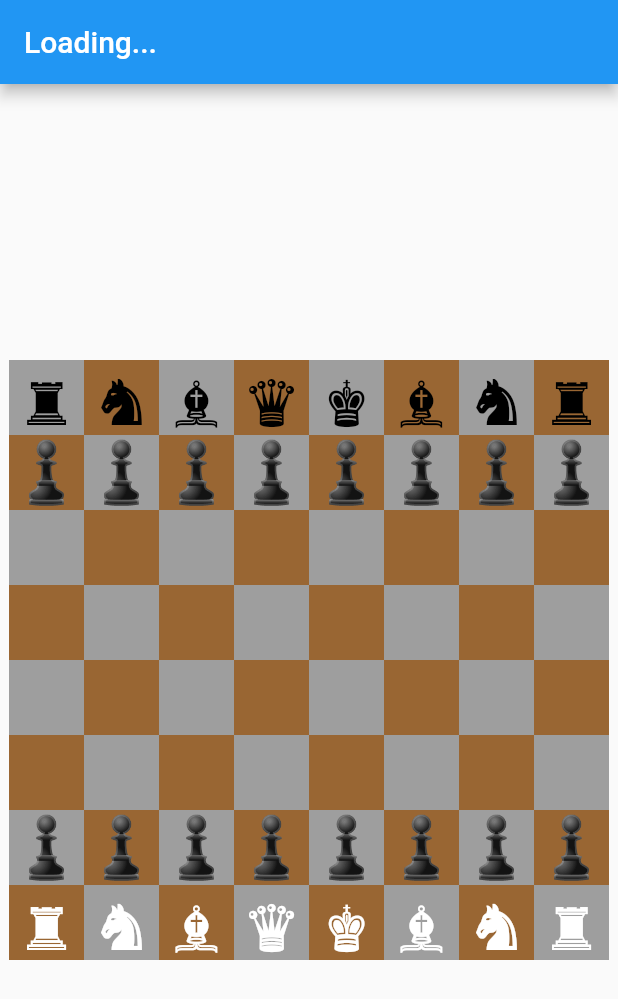
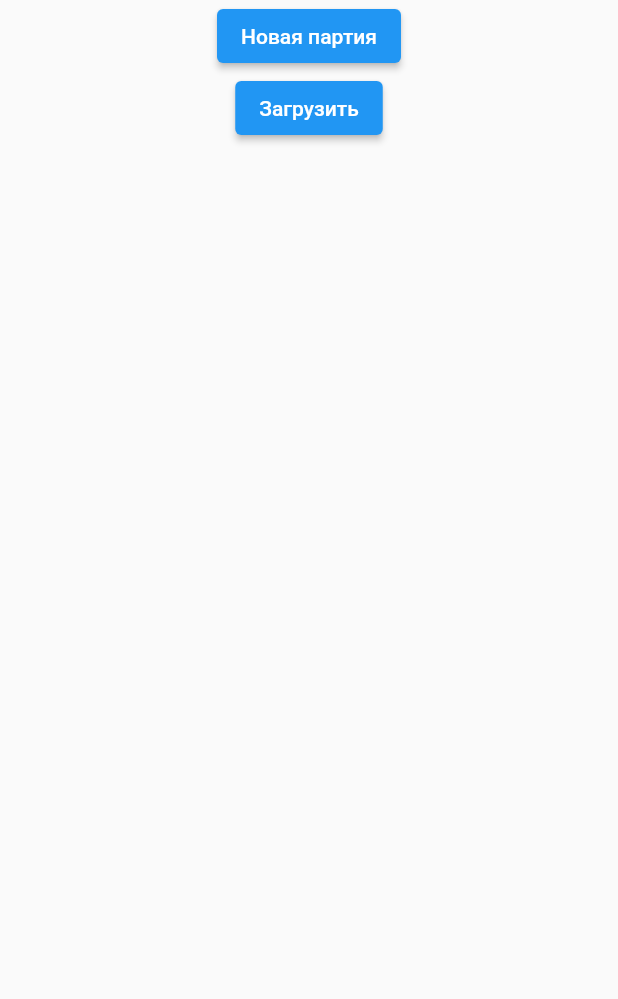
Before and after one commit to KakaVin/chess_offline, a Flutter app: the screen it shows after launch, on a phone screen of 412 x 824 dp. Shown: the top 999 px of the screen. Run offline on Flutter 3.47's test engine with Material 2 defaults, Android fonts, the phone set to English and light mode, and no system bars.

Commit message:
подготовка к навигации

```diff
--- a/lib/main.dart
+++ b/lib/main.dart
@@ -1,6 +1,6 @@
 import 'package:chess_offline/Boards/board_factory.dart';
-import 'package:chess_offline/game_provider.dart';
-import 'package:chess_offline/ui/game_page.dart';
+import 'package:chess_offline/provider/game_provider.dart';
+import 'package:chess_offline/ui/menu_page.dart';
 import 'package:flutter/material.dart';
 import 'package:provider/provider.dart';
 
@@ -23,10 +23,10 @@ class MyApp extends StatelessWidget {
   @override
   Widget build(BuildContext context) {
     return MaterialApp(
-        title: 'Flutter Demo',
+        title: 'chess',
         theme: ThemeData(
           primarySwatch: Colors.blue,
         ),
-        home: GameWidget());
+        home: const MenuPage());
   }
 }
--- a/lib/ui/game_page.dart
+++ b/lib/ui/game_page.dart
@@ -1,9 +1,9 @@
-import 'package:chess_offline/game_provider.dart';
+import 'package:chess_offline/provider/game_provider.dart';
 import 'package:flutter/material.dart';
 import 'package:provider/provider.dart';
 
-class GameWidget extends StatelessWidget {
-  const GameWidget({Key? key}) : super(key: key);
+class GamePage extends StatelessWidget {
+  const GamePage({Key? key}) : super(key: key);
 
   @override
   Widget build(BuildContext context) {
--- /dev/null
+++ b/lib/ui/menu_page.dart
@@ -0,0 +1,24 @@
+import 'package:flutter/material.dart';
+
+class MenuPage extends StatelessWidget{
+  const MenuPage({Key? key}) : super(key: key);
+
+  @override
+  Widget build(BuildContext context) {
+    return Scaffold(
+      body: Center(child: Column(
+        children: [
+          ElevatedButton(
+            onPressed: () {  },
+            child: Text("Новая партия"),
+          ),
+          ElevatedButton(
+            onPressed: () {  },
+            child: Text("Загрузить"),
+          ),
+        ],
+      )),
+    );
+  }
+
+}
--- a/lib/ui/widgets/board_cell.dart
+++ b/lib/ui/widgets/board_cell.dart
@@ -1,6 +1,6 @@
 import 'package:chess_offline/Boards/board_widget_renderer.dart';
 import 'package:chess_offline/Pieces/util/coordinates.dart';
-import 'package:chess_offline/game_provider.dart';
+import 'package:chess_offline/provider/game_provider.dart';
 import 'package:flutter/material.dart';
 import 'package:provider/provider.dart';
 
```
Also changed, not shown: lib/provider/game_provider.dart (renamed from lib/game_provider.dart, +1 -18 lines), 1 other file.
